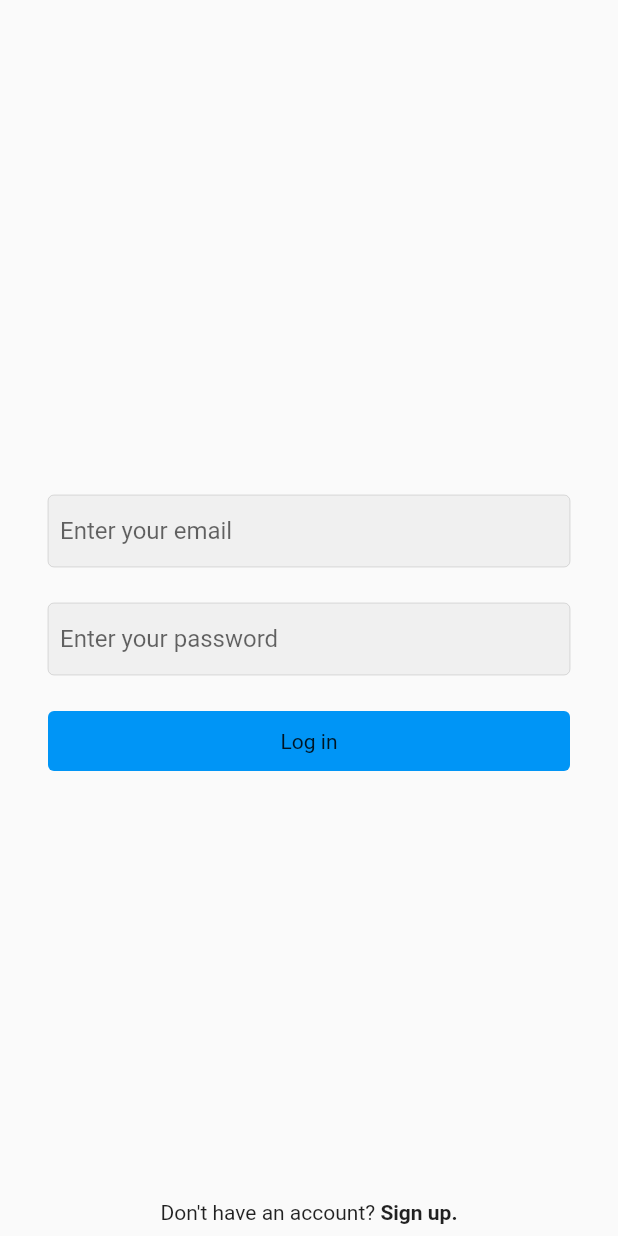
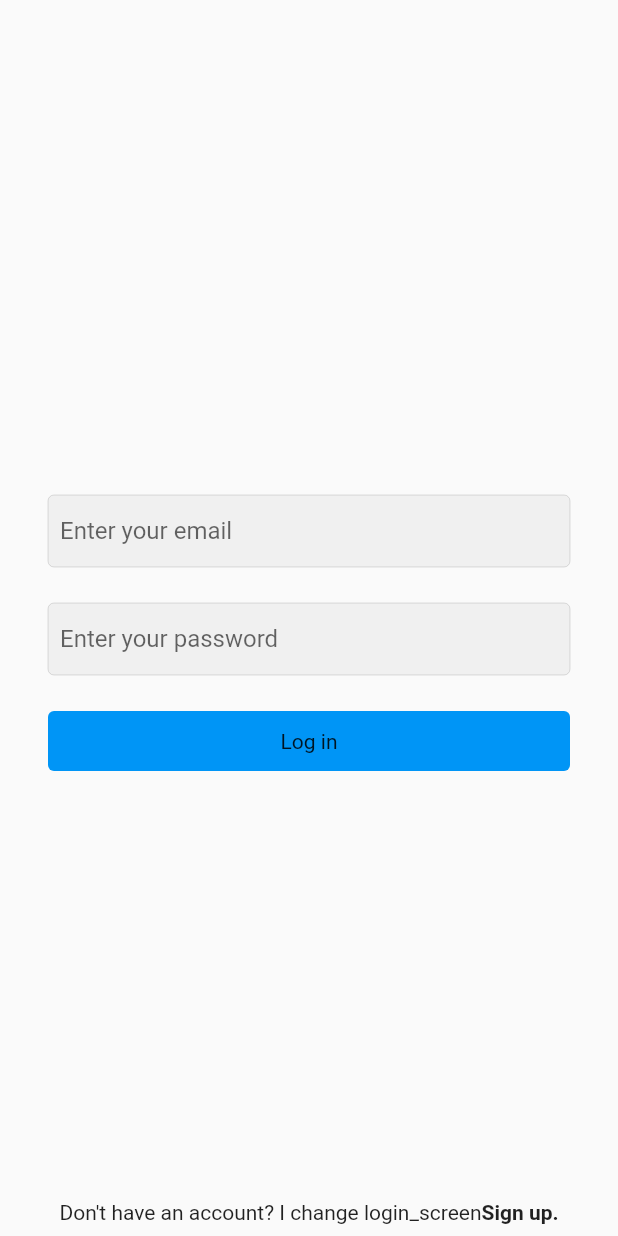
Before and after one commit to ttajun36/2023Hackathon, a Flutter app: the screen it shows after launch, on a phone screen of 412 x 824 dp. Run offline on Flutter 3.47's test engine with Material 2 defaults, Android fonts, the phone set to English and light mode, and no system bars; our stand-ins replace cloud_firestore, firebase_auth, firebase_core, firebase_storage, image_picker; accounts and stored records are empty.

Commit message:
change Text

```diff
--- a/lib/screens/login_screen.dart
+++ b/lib/screens/login_screen.dart
@@ -112,7 +112,7 @@ class _LoginScreenState extends State<LoginScreen> {
                 mainAxisAlignment: MainAxisAlignment.center,
                 children: [
                   Container(
-                    child: const Text("Don't have an account? "),
+                    child: const Text("Don't have an account? I change login_screen"),
                     padding: const EdgeInsets.symmetric(
                       vertical: 8,
                     ),
```
